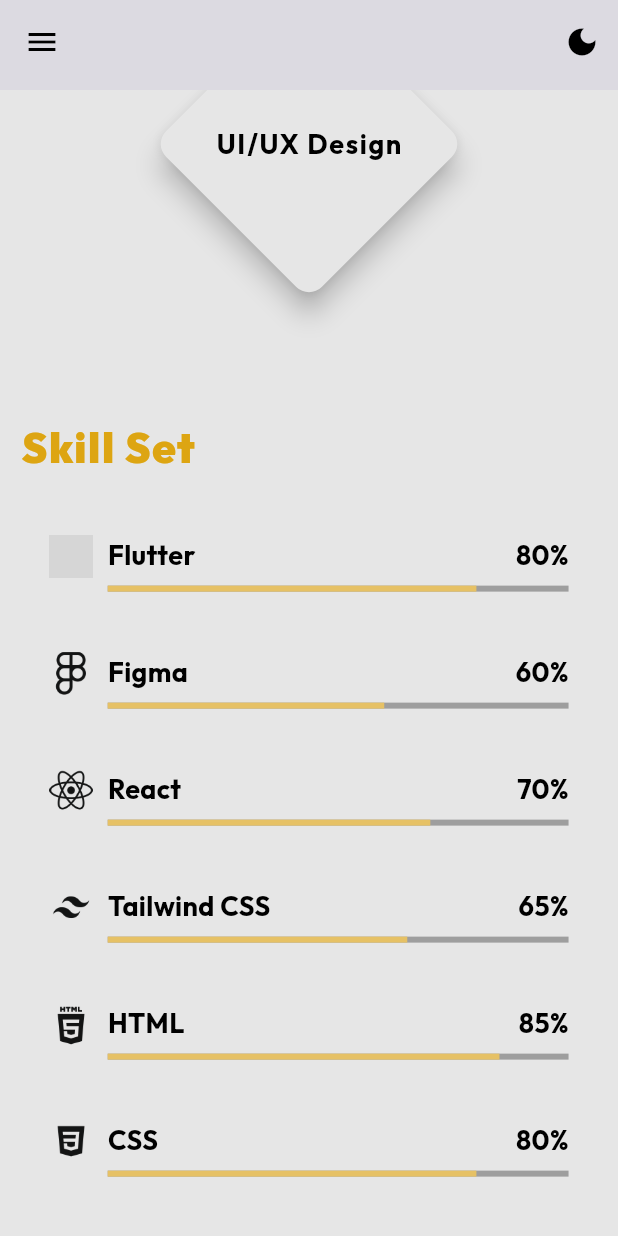
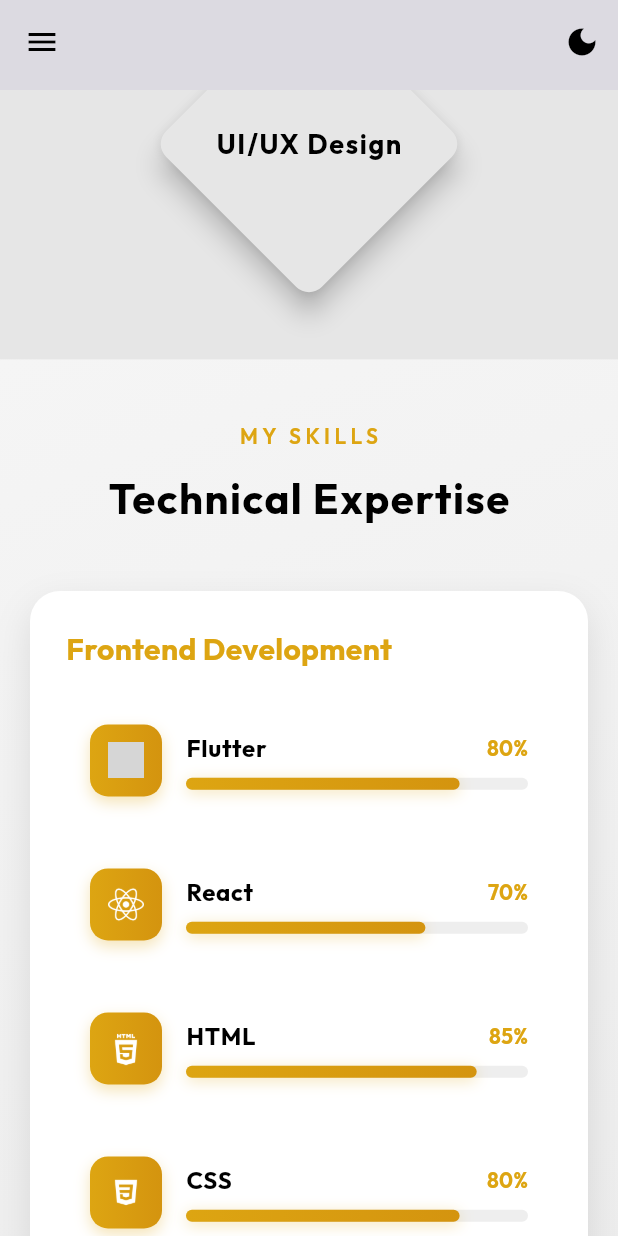
Before and after one commit to Edil-Ayehu/my_portfolio_website, a Flutter app: the screen it shows after launch, scrolled down 2304 dp, on a phone screen of 412 x 824 dp. Run offline on Flutter 3.47's test engine with Material 3 defaults, Android fonts, the phone set to English and light mode, and no system bars; our stand-ins replace auto_size_text, cached_network_image, carousel_slider, cloud_firestore, firebase_core, font_awesome_flutter and 3 more; missing offline and left inert: dart:html; accounts and stored records are empty; statements that could not run were skipped; grey boxes are pictures that could not be loaded.

Commit message:
skills section UI modified.

```diff
--- a/lib/sections/skills_section.dart/skills_section.dart
+++ b/lib/sections/skills_section.dart/skills_section.dart
@@ -1,6 +1,5 @@
 import 'package:flutter/material.dart';
 import 'package:flutter_portfolio_website/sections/skills_section.dart/widgets/skill_container.dart';
-import 'package:flutter_portfolio_website/widgets/section_title.dart';
 
 class SkillsSection extends StatelessWidget {
   final bool isMobile;
@@ -12,119 +11,130 @@
   @override
   Widget build(BuildContext context) {
     final size = MediaQuery.of(context).size;
+    bool isDarkMode = Theme.of(context).brightness == Brightness.dark;
 
     return Container(
       width: double.infinity,
-      padding: EdgeInsets.only(top: 26),
+      padding: EdgeInsets.symmetric(
+        vertical: size.height * 0.05,
+        horizontal: isMobile ? 20 : size.width * 0.1,
+      ),
+      decoration: BoxDecoration(
+        gradient: LinearGradient(
+          begin: Alignment.topLeft,
+          end: Alignment.bottomRight,
+          colors: isDarkMode
+              ? [Color(0xFF1A1A1A), Color(0xFF262626)]
+              : [Color(0xFFF5F5F5), Color(0xFFE8E8E8)],
+        ),
+      ),
       child: Column(
-        crossAxisAlignment: CrossAxisAlignment.start,
         children: [
-          SizedBox(height: size.width * 0.03),
-          SectionTitle(title: 'Skill Set', isMobile: isMobile),
-          SizedBox(height: size.width * 0.04),
-          Padding(
-            padding: EdgeInsets.symmetric(
-                horizontal: isMobile ? size.width * 0.08 : size.width * 0.02),
-            child: isMobile
-                ? Column(
+          Text(
+            'MY SKILLS',
+            style: TextStyle(
+              fontSize: isMobile ? 14 : 16,
+              fontWeight: FontWeight.w600,
+              letterSpacing: 3,
+              color: Color(0xFFDDA512),
+            ),
+          ),
+          SizedBox(height: 12),
+          Text(
+            'Technical Expertise',
+            style: TextStyle(
+              fontSize: isMobile ? 28 : 36,
+              fontWeight: FontWeight.bold,
+              letterSpacing: 1,
+            ),
+          ),
+          SizedBox(height: size.height * 0.05),
+          Wrap(
+            spacing: 20,
+            runSpacing: 20,
+            alignment: WrapAlignment.center,
             children: [
-                      SkillContainer(
-                        skillName: 'Flutter',
-                        percentage: 0.8,
-                        imageUrl: 'assets/icons/flutter.png',
-                        isMobile: true,
+              _buildSkillGroup(
+                context,
+                title: "Frontend Development",
+                skills: [
+                  SkillData('Flutter', 0.8, 'assets/icons/flutter.png'),
+                  SkillData('React', 0.7, 'assets/icons/react.png'),
+                  SkillData('HTML', 0.85, 'assets/icons/html.png'),
+                  SkillData('CSS', 0.8, 'assets/icons/css.png'),
+                ],
+                isMobile: isMobile,
               ),
-                      SkillContainer(
-                        skillName: 'Figma',
-                        percentage: 0.6,
-                        imageUrl: 'assets/icons/figma.png',
-                        isMobile: true,
-                      ),
-                      SkillContainer(
-                        skillName: 'React',
-                        percentage: 0.7,
-                        imageUrl: 'assets/icons/react.png',
-                        isMobile: true,
-                      ),
-                      SkillContainer(
-                        skillName: 'Tailwind CSS',
-                        percentage: 0.65,
-                        imageUrl: 'assets/icons/tailwind.png',
-                        isMobile: true,
-                      ),
-                      SkillContainer(
-                        skillName: 'HTML',
-                        percentage: 0.85,
-                        imageUrl: 'assets/icons/html.png',
-                        isMobile: true,
-                      ),
-                      SkillContainer(
-                        skillName: 'CSS',
-                        percentage: 0.8,
-                        imageUrl: 'assets/icons/css.png',
-                        isMobile: true,
-                      ),
-                      SkillContainer(
-                        skillName: 'JavaScript',
-                        percentage: 0.7,
-                        imageUrl: 'assets/icons/js.png',
-                        isMobile: true,
-                      ),
+              _buildSkillGroup(
+                context,
+                title: "Design & Others",
+                skills: [
+                  SkillData('Figma', 0.6, 'assets/icons/figma.png'),
+                  SkillData('JavaScript', 0.7, 'assets/icons/js.png'),
+                  SkillData('Tailwind CSS', 0.65, 'assets/icons/tailwind.png'),
                 ],
-                  )
-                : Row(
-                    crossAxisAlignment: CrossAxisAlignment.start,
-                    children: [
-                      Column(
-                        children: [
-                          SkillContainer(
-                            skillName: 'Flutter',
-                            percentage: 0.8,
-                            imageUrl: 'assets/icons/flutter.png',
-                          ),
-                          SkillContainer(
-                            skillName: 'Figma',
-                            percentage: 0.6,
-                            imageUrl: 'assets/icons/figma.png',
-                          ),
-                          SkillContainer(
-                            skillName: 'React',
-                            percentage: 0.7,
-                            imageUrl: 'assets/icons/react.png',
-                          ),
-                          SkillContainer(
-                            skillName: 'Tailwind CSS',
-                            percentage: 0.65,
-                            imageUrl: 'assets/icons/tailwind.png',
-                          ),
-                        ],
-                      ),
-                      SizedBox(width: size.width * 0.04),
-                      Column(
-                        children: [
-                          SkillContainer(
-                            skillName: 'HTML',
-                            percentage: 0.85,
-                            imageUrl: 'assets/icons/html.png',
-                          ),
-                          SkillContainer(
-                            skillName: 'CSS',
-                            percentage: 0.8,
-                            imageUrl: 'assets/icons/css.png',
-                          ),
-                          SkillContainer(
-                            skillName: 'JavaScript',
-                            percentage: 0.7,
-                            imageUrl: 'assets/icons/js.png',
+                isMobile: isMobile,
               ),
             ],
           ),
         ],
       ),
+    );
+  }
+
+  Widget _buildSkillGroup(
+    BuildContext context, {
+    required String title,
+    required List<SkillData> skills,
+    required bool isMobile,
+  }) {
+    return Container(
+      width: isMobile ? double.infinity : 500,
+      padding: EdgeInsets.all(24),
+      decoration: BoxDecoration(
+        color: Theme.of(context).brightness == Brightness.dark
+            ? Colors.grey[850]
+            : Colors.white,
+        borderRadius: BorderRadius.circular(20),
+        boxShadow: [
+          BoxShadow(
+            color: Colors.black.withOpacity(0.1),
+            blurRadius: 20,
+            offset: Offset(0, 10),
           ),
-          SizedBox(height: size.width * 0.04),
+        ],
+      ),
+      child: Column(
+        crossAxisAlignment: CrossAxisAlignment.start,
+        children: [
+          Text(
+            title,
+            style: TextStyle(
+              fontSize: isMobile ? 20 : 24,
+              fontWeight: FontWeight.bold,
+              color: Color(0xFFDDA512),
+            ),
+          ),
+          SizedBox(height: 20),
+          ...skills.map((skill) => Padding(
+                padding: EdgeInsets.only(bottom: 16),
+                child: SkillContainer(
+                  skillName: skill.name,
+                  percentage: skill.percentage,
+                  imageUrl: skill.imageUrl,
+                  isMobile: isMobile,
+                ),
+              )),
         ],
       ),
     );
   }
 }
+
+class SkillData {
+  final String name;
+  final double percentage;
+  final String imageUrl;
+
+  SkillData(this.name, this.percentage, this.imageUrl);
+}
--- a/lib/sections/skills_section.dart/widgets/skill_container.dart
+++ b/lib/sections/skills_section.dart/widgets/skill_container.dart
@@ -1,6 +1,6 @@
 import 'package:flutter/material.dart';
 
-class SkillContainer extends StatelessWidget {
+class SkillContainer extends StatefulWidget {
   final String skillName;
   final double percentage;
   final String imageUrl;
@@ -15,123 +15,149 @@
   });
 
   @override
+  State<SkillContainer> createState() => _SkillContainerState();
+}
+
+class _SkillContainerState extends State<SkillContainer>
+    with SingleTickerProviderStateMixin {
+  late AnimationController _controller;
+  late Animation<double> _progressAnimation;
+  bool isHovered = false;
+
+  @override
+  void initState() {
+    super.initState();
+    _controller = AnimationController(
+      duration: Duration(milliseconds: 1500),
+      vsync: this,
+    );
+    _progressAnimation = Tween<double>(begin: 0, end: widget.percentage)
+        .animate(CurvedAnimation(parent: _controller, curve: Curves.easeInOut));
+    _controller.forward();
+  }
+
+  @override
+  void dispose() {
+    _controller.dispose();
+    super.dispose();
+  }
+
+  @override
   Widget build(BuildContext context) {
-    final size = MediaQuery.of(context).size;
-    // Check the current theme
     bool isDarkMode = Theme.of(context).brightness == Brightness.dark;
 
-    return Container(
-      padding: EdgeInsets.symmetric(vertical: 20),
+    return MouseRegion(
+      onEnter: (_) => setState(() => isHovered = true),
+      onExit: (_) => setState(() => isHovered = false),
+      child: AnimatedContainer(
+        duration: Duration(milliseconds: 200),
+        padding: EdgeInsets.all(16),
+        decoration: BoxDecoration(
+          color: isDarkMode
+              ? (isHovered ? Colors.black.withOpacity(0.3) : Colors.transparent)
+              : (isHovered ? Colors.grey[100] : Colors.transparent),
+          borderRadius: BorderRadius.circular(16),
+        ),
         child: Row(
-        crossAxisAlignment: CrossAxisAlignment.start,
           children: [
-          // Image widget
-          Image.asset(
-            imageUrl,
-            width: isMobile ? size.width * 0.07 : size.width * 0.03,
-            height: isMobile ? size.width * 0.07 : size.width * 0.03,
-            color: isDarkMode ? Colors.white : Color(0xFF131414),
+            Container(
+              padding: EdgeInsets.all(12),
+              decoration: BoxDecoration(
+                gradient: LinearGradient(
+                  colors: [
+                    Color(0xFFDDA512),
+                    Color(0xFFD4940F),
+                  ],
                 ),
-          SizedBox(width: 10), // Spacing between image and text
-
-          // Using Expanded to ensure flexible layout
-
-          isMobile
-              ? Expanded(
+                borderRadius: BorderRadius.circular(12),
+                boxShadow: [
+                  BoxShadow(
+                    color: Color(0xFFDDA512).withOpacity(0.3),
+                    blurRadius: 8,
+                    offset: Offset(0, 4),
+                  ),
+                ],
+              ),
+              child: Image.asset(
+                widget.imageUrl,
+                width: widget.isMobile ? 24 : 28,
+                height: widget.isMobile ? 24 : 28,
+                color: Colors.white,
+              ),
+            ),
+            SizedBox(width: 16),
+            Expanded(
               child: Column(
                 crossAxisAlignment: CrossAxisAlignment.start,
                 children: [
-                      // Row for skill name and percentage
                   Row(
                     mainAxisAlignment: MainAxisAlignment.spaceBetween,
                     children: [
-                          // Skill name
-                          Flexible(
-                            child: Text(
-                              skillName,
-                              style: Theme.of(context)
-                                  .textTheme
-                                  .bodyMedium!
-                                  .copyWith(
-                                    overflow: TextOverflow.ellipsis,
-                                    fontSize: 18,
+                      Text(
+                        widget.skillName,
+                        style: TextStyle(
+                          fontSize: widget.isMobile ? 16 : 18,
+                          fontWeight: FontWeight.bold,
+                          letterSpacing: 0.5,
                         ),
                       ),
-                          ),
-                          // Percentage text
                       Text(
-                            '${(percentage * 100).toStringAsFixed(0)}%',
-                            style: Theme.of(context)
-                                .textTheme
-                                .bodyMedium!
-                                .copyWith(
-                                  fontSize: 18,
+                        '${(widget.percentage * 100).toInt()}%',
+                        style: TextStyle(
+                          fontSize: widget.isMobile ? 14 : 16,
+                          fontWeight: FontWeight.bold,
+                          color: Color(0xFFDDA512),
                         ),
                       ),
                     ],
                   ),
                   SizedBox(height: 8),
-
-                      // LinearProgressIndicator for skill percentage
-                      LinearProgressIndicator(
-                        value: percentage, // Example: 80% skill level
-                        backgroundColor:
-                            isDarkMode ? Colors.grey[300] : Colors.grey,
-                        valueColor: AlwaysStoppedAnimation<Color>(
-                          Color.fromARGB(255, 230, 193, 101),
+                  AnimatedBuilder(
+                    animation: _progressAnimation,
+                    builder: (context, child) {
+                      return Stack(
+                        children: [
+                          Container(
+                            height: 8,
+                            decoration: BoxDecoration(
+                              color: isDarkMode
+                                  ? Colors.grey[800]
+                                  : Colors.grey[200],
+                              borderRadius: BorderRadius.circular(4),
+                            ),
+                          ),
+                          FractionallySizedBox(
+                            widthFactor: _progressAnimation.value,
+                            child: Container(
+                              height: 8,
+                              decoration: BoxDecoration(
+                                gradient: LinearGradient(
+                                  colors: [
+                                    Color(0xFFDDA512),
+                                    Color(0xFFD4940F),
+                                  ],
+                                ),
+                                borderRadius: BorderRadius.circular(4),
+                                boxShadow: [
+                                  BoxShadow(
+                                    color: Color(0xFFDDA512).withOpacity(0.3),
+                                    blurRadius: 8,
+                                    offset: Offset(0, 2),
+                                  ),
+                                ],
+                              ),
                             ),
                           ),
                         ],
+                      );
+                    },
                   ),
-                )
-              : Column(
-                  crossAxisAlignment: CrossAxisAlignment.start,
-                  mainAxisAlignment: MainAxisAlignment.center,
-                  children: [
-                    SizedBox(
-                      width: isMobile ? size.width * 0.5 : size.width * 0.35,
-                      child: Row(
-                        mainAxisAlignment: MainAxisAlignment.spaceBetween,
-                        children: [
-                          Text(skillName,
-                              style: Theme.of(context)
-                                  .textTheme
-                                  .titleSmall!
-                                  .copyWith(
-                                    fontSize: isMobile
-                                        ? size.width * 0.04
-                                        : size.width * 0.014,
-                                  )),
-                          Text(
-                            '${percentage * 100}%',
-                            style: Theme.of(context)
-                                .textTheme
-                                .titleSmall!
-                                .copyWith(
-                                  fontSize: isMobile
-                                      ? size.width * 0.04
-                                      : size.width * 0.014,
+                ],
               ),
             ),
           ],
         ),
       ),
-                    SizedBox(height: 8),
-                    SizedBox(
-                      width: isMobile ? size.width * 0.5 : size.width * 0.35,
-                      child: LinearProgressIndicator(
-                        value: percentage, // 80% skill level
-                        backgroundColor:
-                            isDarkMode ? Colors.grey[300] : Colors.grey,
-                        valueColor: AlwaysStoppedAnimation<Color>(
-                          Color.fromARGB(255, 230, 193, 101),
-                        ),
-                      ),
-                    ),
-                  ],
-                ),
-        ],
-      ),
     );
   }
 }
```
Lines whose indentation alone changed are shown as unchanged.
